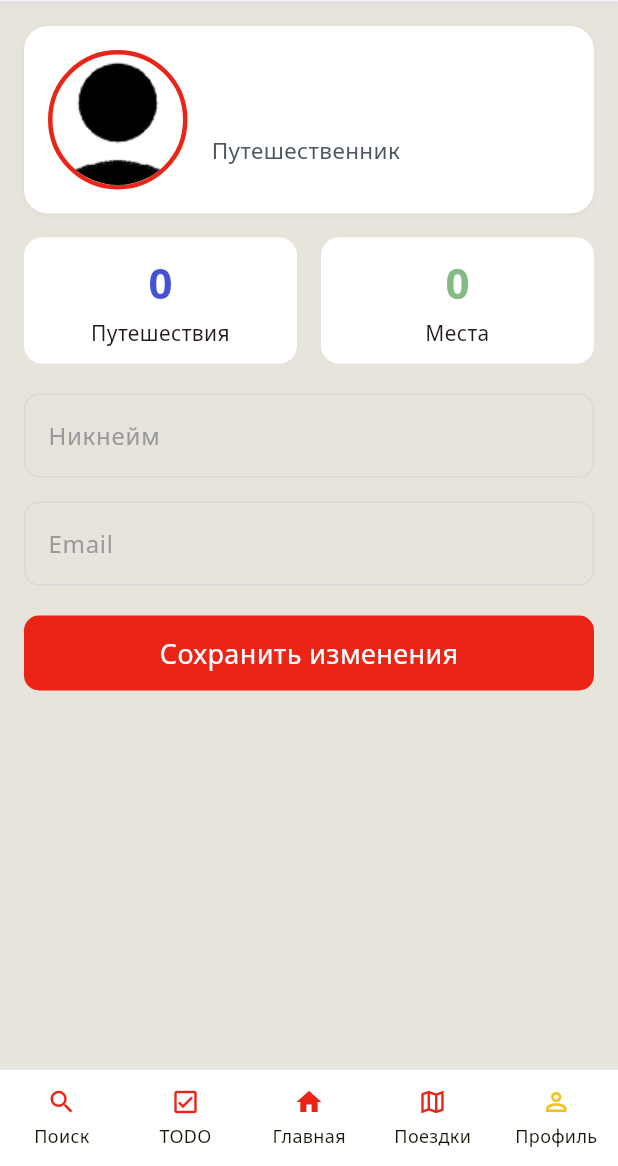
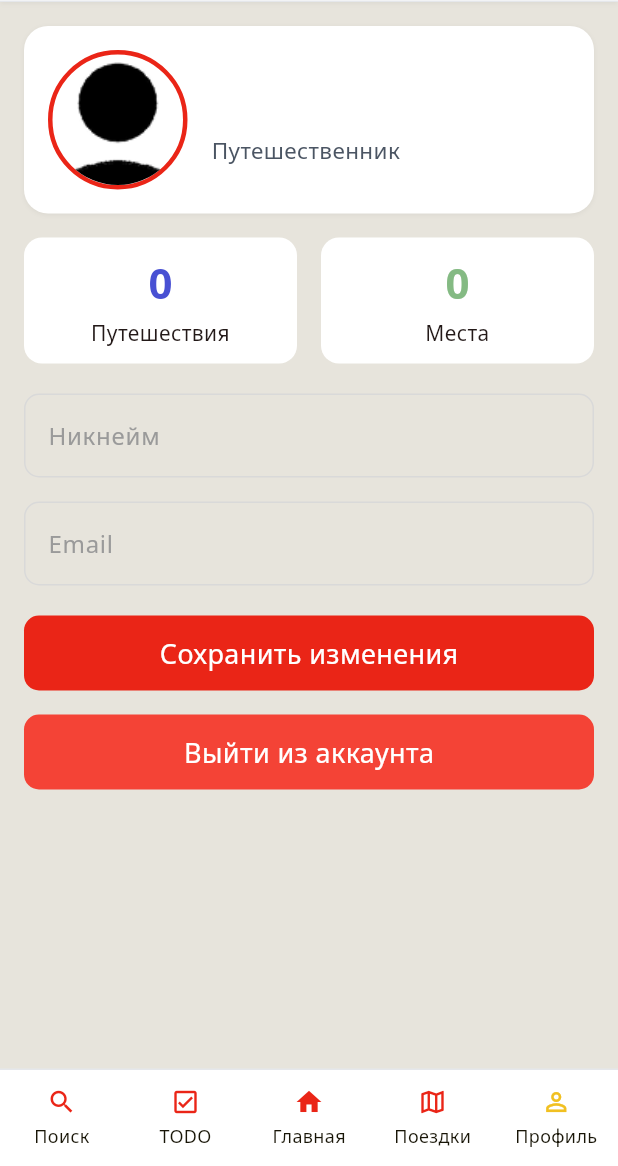
Before and after one commit to slash0t/travel-planner-android, a Flutter app: the ProfileScreen screen opened directly, on a phone screen of 412 x 824 dp, the part 70-1236 px from its top. Run offline on Flutter 3.47's test engine with Material 3 defaults, Android fonts, the phone set to English and light mode, and no system bars; our stand-ins replace device_info_plus, dio, file_picker, flutter_dotenv, flutter_map, image_picker and 2 more; accounts and stored records are empty; network calls fail.

Commit message:
edit: small changes

```diff
--- a/lib/view-model/loading_view_model.dart
+++ b/lib/view-model/loading_view_model.dart
@@ -16,11 +16,11 @@ class LoadingViewModel extends ChangeNotifier {
   /// and determines if this is the first app launch
   Future<void> initializeApp() async {
     // Simulate loading time
-    await Future.delayed(const Duration(seconds: 2));
+    // await Future.delayed(const Duration(seconds: 2));
 
     // Check if this is the first launch
-    _isFirstLaunch = true;
-    // _isFirstLaunch = await SharedPrefsManager.isFirstLaunch();
+    // _isFirstLaunch = true;
+    _isFirstLaunch = await SharedPrefsManager.isFirstLaunch();
 
     _isLoading = false;
     notifyListeners();
--- a/lib/view/screens/login_screen.dart
+++ b/lib/view/screens/login_screen.dart
@@ -134,9 +134,10 @@ class LoginScreen extends StatelessWidget {
                       : () async {
                           final success = await viewModel.login();
                           if (success && context.mounted) {
-                            Navigator.pushReplacement(
+                            Navigator.pushAndRemoveUntil(
                               context,
                               MaterialPageRoute(builder: (context) => const MainMenuScreen()),
+                              (Route<dynamic> route) => false,
                             );
                           }
                         },
--- a/lib/view/screens/profile_screen.dart
+++ b/lib/view/screens/profile_screen.dart
@@ -61,6 +61,8 @@ class _ProfileScreenState extends State<ProfileScreen> {
                       _buildEditableFields(profileViewModel),
                       const SizedBox(height: 20),
                       _buildSaveButton(profileViewModel),
+                      const SizedBox(height: 16),
+                      _buildLogoutButton(profileViewModel),
                     ],
                   ),
                 ),
@@ -275,4 +277,31 @@ class _ProfileScreenState extends State<ProfileScreen> {
       ),
     );
   }
+
+  Widget _buildLogoutButton(ProfileViewModel viewModel) {
+    return GestureDetector(
+      onTap: () {
+        // TODO: Implement logout functionality
+      },
+      child: Container(
+        width: double.infinity,
+        height: 50,
+        decoration: BoxDecoration(
+          color: Colors.red,
+          borderRadius: BorderRadius.circular(10),
+        ),
+        child: const Center(
+          child: Text(
+            'Выйти из аккаунта',
+            style: TextStyle(
+              color: Colors.white,
+              fontSize: 18,
+              fontWeight: FontWeight.w500,
+              fontFamily: 'NotoSans',
+            ),
+          ),
+        ),
+      ),
+    );
+  }
 }
--- a/lib/view/screens/registration_screen.dart
+++ b/lib/view/screens/registration_screen.dart
@@ -137,9 +137,10 @@ class RegistrationScreen extends StatelessWidget {
                       : () async {
                           final success = await viewModel.register();
                           if (success && context.mounted) {
-                            Navigator.pushReplacement(
+                            Navigator.pushAndRemoveUntil(
                               context,
                               MaterialPageRoute(builder: (context) => const MainMenuScreen()),
+                              (Route<dynamic> route) => false,
                             );
                           }
                         },
@@ -162,7 +163,7 @@ class RegistrationScreen extends StatelessWidget {
                 const SizedBox(height: 20),
                 GestureDetector(
                   onTap: () {
-                    Navigator.push(
+                    Navigator.pushReplacement(
                       context,
                       MaterialPageRoute(builder: (context) => const LoginScreen()),
                     );
```
